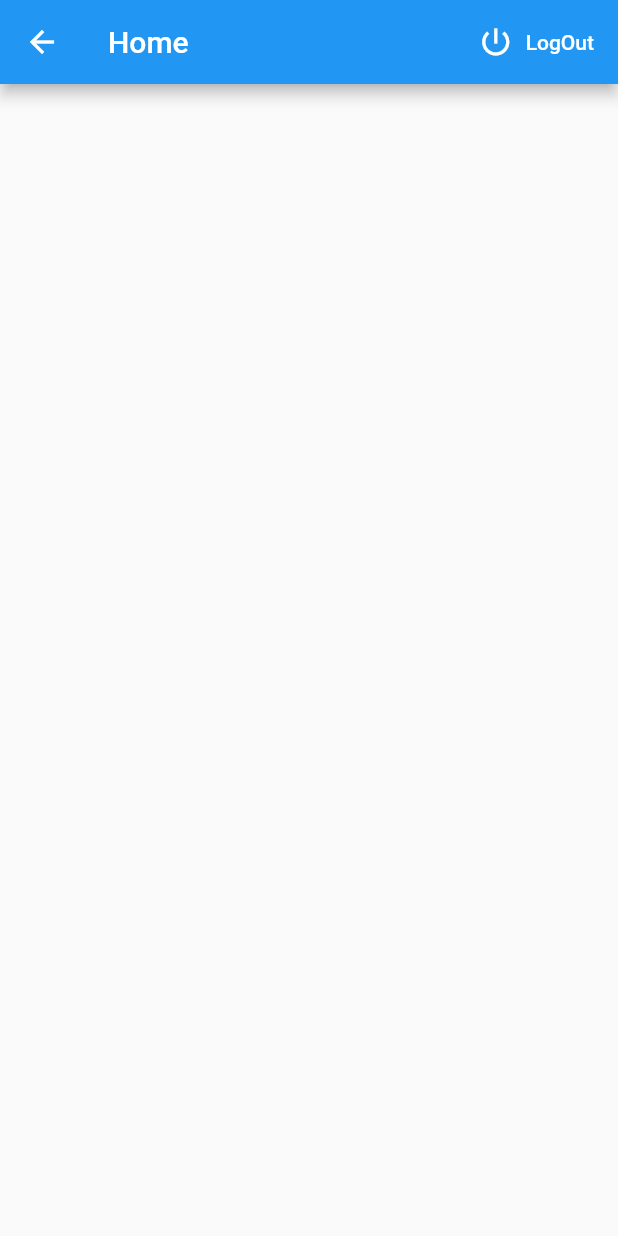
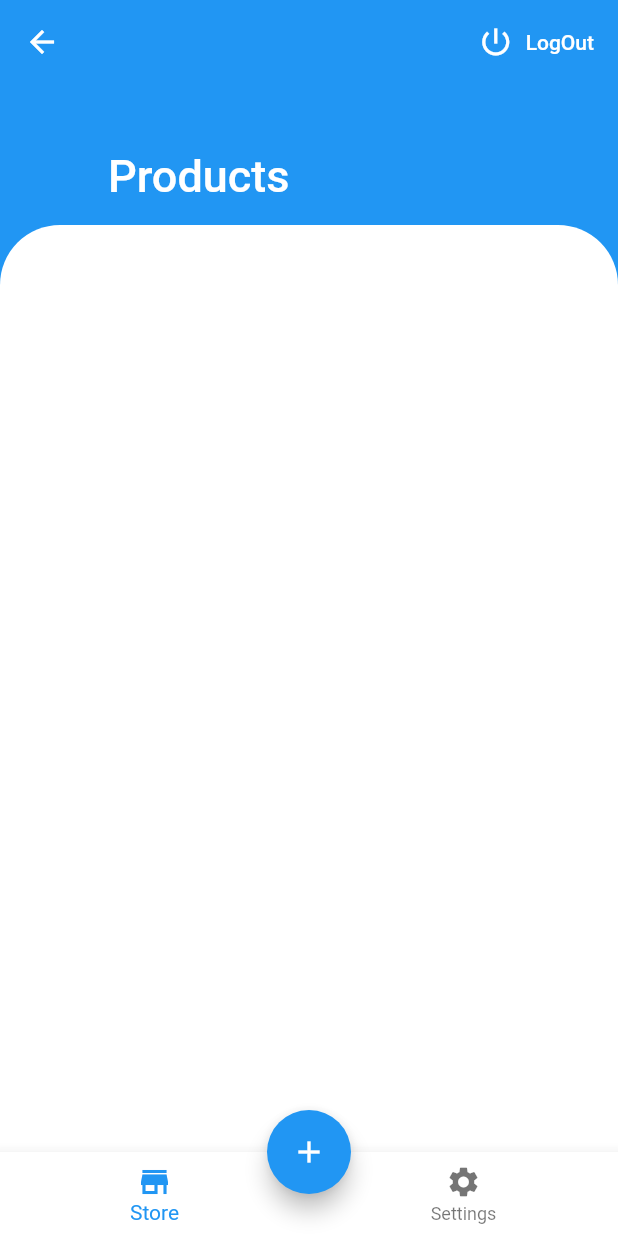
Before and after one commit to mohammed-anish-b/my-shop-flutter, a Flutter app: the Home screen opened directly, after a tap on "LogOut", on a phone screen of 412 x 824 dp. Run offline on Flutter 3.47's test engine with Material 2 defaults, Android fonts, the light colour scheme and no system bars; our stand-ins replace cloud_firestore, firebase_auth, flutter_spinkit; accounts and stored records are empty.

Commit message:
added bottom navigator,product screen layout

```diff
--- /dev/null
+++ b/lib/api/services/productservice.dart
@@ -0,0 +1,6 @@
+import 'package:cloud_firestore/cloud_firestore.dart';
+
+class ProductService {
+
+  final CollectionReference productCollection = Firestore.instance.collection('product');
+}
--- a/lib/screens/authenticate/register.dart
+++ b/lib/screens/authenticate/register.dart
@@ -18,7 +18,7 @@ class _RegisterState extends State<Register> {
 
   bool isLoading = false;
 
-  final AuthService _auth = AuthService();
+  final AuthService _auth = AuthService.getInstance;
   final _signup = GlobalKey<FormState>();
 
   @override
--- a/lib/screens/authenticate/signin.dart
+++ b/lib/screens/authenticate/signin.dart
@@ -15,7 +15,7 @@ class _SignInState extends State<SignIn> {
 
   String email;
 
-  final AuthService _auth = AuthService();
+  final AuthService _auth = AuthService.getInstance;
   final _login = GlobalKey<FormState>();
 
   bool isLoading = false;
--- a/lib/screens/home/home.dart
+++ b/lib/screens/home/home.dart
@@ -1,5 +1,6 @@
 import 'package:flutter/material.dart';
-import 'package:my_shop/services/authservice.dart';
+import 'package:my_shop/screens/tabs/settings.dart';
+import 'package:my_shop/screens/tabs/store.dart';
 
 class Home extends StatefulWidget {
   @override
@@ -8,22 +9,49 @@ class Home extends StatefulWidget {
 
 class _HomeState extends State<Home> {
 
-  final AuthService _auth = AuthService();
+  int _currentIndex = 1;
+
+  final List<Widget> _children = [
+    Store(),
+    Settings(),
+    Container(color: Colors.green)
+  ];
+
+
 
   @override
   Widget build(BuildContext context) {
     return Scaffold(
-      appBar: AppBar(
-        title: Text("Home"),
-        actions: <Widget>[
-          FlatButton.icon(
-            onPressed: () async {
-              await _auth.signOut();
-            },
-            icon: Icon(Icons.power_settings_new , color: Colors.white),
-            label: Text("LogOut", style: TextStyle(color: Colors.white),))
-        ],
-      ),
+      backgroundColor: Colors.blue,
+      bottomNavigationBar: BottomNavigationBar(
+       currentIndex: _currentIndex,
+       onTap: onTabTapped,
+       backgroundColor:  Colors.white,
+
+       items: [
+         BottomNavigationBarItem(
+           icon: new Icon(Icons.store),
+           title: new Text('Store'),
+         ),
+         BottomNavigationBarItem(
+           icon: Icon(Icons.settings),
+           title: Text('Settings')
+         )
+       ],
+     ),
+    floatingActionButton: FloatingActionButton(
+      onPressed: null,
+      child: Icon(Icons.add),
+    ),
+    floatingActionButtonLocation: FloatingActionButtonLocation.centerDocked,
+      body: _children[this._currentIndex],
     );
   }
+
+  void onTabTapped(int index) {
+   setState(() {
+     _currentIndex = index;
+   });
+ }
+
 }
--- /dev/null
+++ b/lib/screens/tabs/settings.dart
@@ -0,0 +1,38 @@
+import 'package:flutter/material.dart';
+
+class Settings extends StatefulWidget {
+  @override
+  _SettingsState createState() => _SettingsState();
+}
+
+class _SettingsState extends State<Settings> {
+  @override
+  Widget build(BuildContext context) {
+    return CustomScrollView(
+      slivers: <Widget>[
+        SliverAppBar(
+          expandedHeight: 150.0,
+          flexibleSpace: const FlexibleSpaceBar(
+            title: Text('Settings'),
+          ),
+          floating: true,
+        ),
+        SliverList(
+          delegate: SliverChildListDelegate(
+            <Widget>[
+              Container(
+                height: 1200.0,
+                decoration: BoxDecoration(
+                  color: Colors.white,
+                  borderRadius: BorderRadius.only(
+                    topLeft:  const  Radius.circular(40.0),
+                    topRight: const  Radius.circular(40.0))
+                ),
+              ),
+            ],
+          ),
+        ),
+      ],
+    );
+  }
+}
--- /dev/null
+++ b/lib/screens/tabs/store.dart
@@ -0,0 +1,53 @@
+import 'package:flutter/material.dart';
+import 'package:my_shop/services/authservice.dart';
+
+class Store extends StatefulWidget {
+  @override
+  _StoreState createState() => _StoreState();
+}
+
+class _StoreState extends State<Store> {
+
+  final AuthService _auth = AuthService.getInstance;
+
+  @override
+  Widget build(BuildContext context) {
+    return CustomScrollView(
+      slivers: <Widget>[
+        SliverAppBar(
+          expandedHeight: 150.0,
+          flexibleSpace: const FlexibleSpaceBar(
+            title: Text('Products'),
+          ),
+          floating: true,
+          actions: <Widget>[
+            FlatButton.icon(
+                onPressed: () async {
+                  await _auth.signOut();
+                },
+                icon: Icon(Icons.power_settings_new, color: Colors.white),
+                label: Text(
+                  "LogOut",
+                  style: TextStyle(color: Colors.white),
+                ))
+          ],
+        ),
+        SliverList(
+          delegate: SliverChildListDelegate(
+            <Widget>[
+              Container(
+                height: 1200.0,
+                decoration: BoxDecoration(
+                  color: Colors.white,
+                  borderRadius: BorderRadius.only(
+                    topLeft:  const  Radius.circular(40.0),
+                    topRight: const  Radius.circular(40.0))
+                ),
+              ),
+            ],
+          ),
+        ),
+      ],
+    );
+  }
+}
--- a/lib/services/authservice.dart
+++ b/lib/services/authservice.dart
@@ -3,6 +3,15 @@ import 'package:firebase_auth/firebase_auth.dart';
 class AuthService {
 
   final FirebaseAuth _auth = FirebaseAuth.instance;
+
+  static AuthService _instance = null;
+
+  static AuthService get getInstance {
+    if (_instance == null) {
+      _instance = AuthService();
+    }
+    return _instance;
+  }
 
   Stream<FirebaseUser> get user {
     return _auth.onAuthStateChanged;
```
Also changed, not shown: lib/api/models/Product.dart (added, +15 -0 lines), lib/utils/tabs.dart (added, +37 -0 lines).
